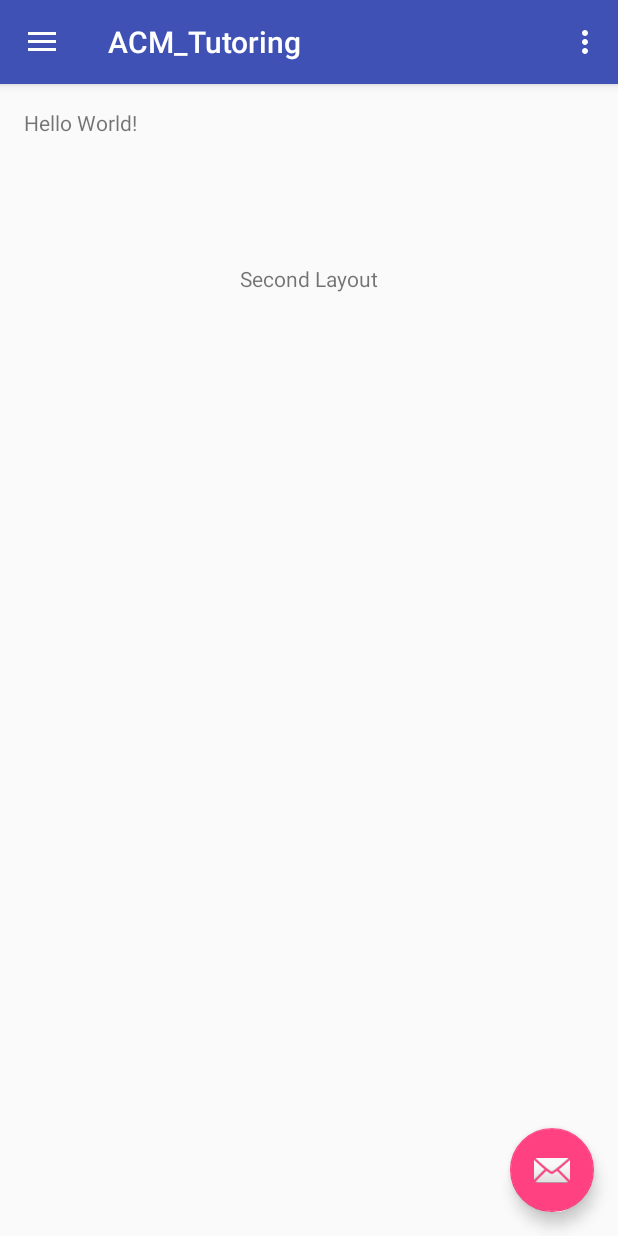
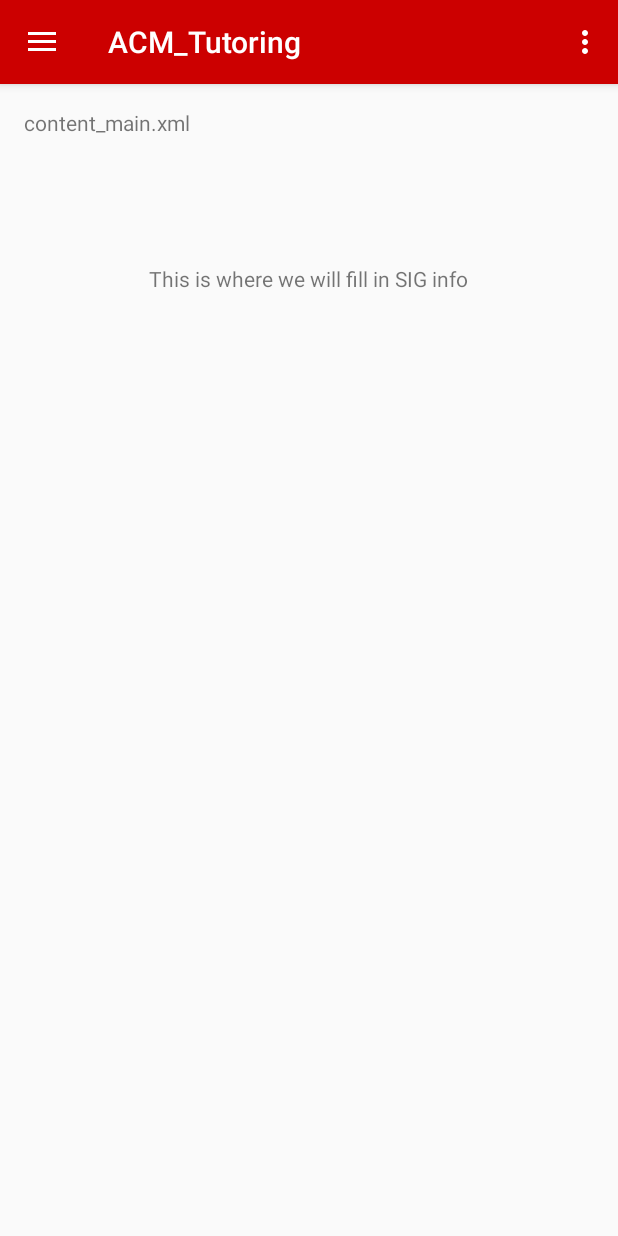
Before and after one commit to amm87/ACMapp, an Android app: the fragment Sigs placed in its activity, on a phone screen of 412 x 824 dp. Run offline under Robolectric (Android 15) with nearby library versions, the phone set to English and light mode, and no system bars.

Commit message:
Changed some stuff so prettier

```diff
--- a/app/src/main/res/layout/app_bar_main.xml
+++ b/app/src/main/res/layout/app_bar_main.xml
@@ -16,19 +16,11 @@
             android:id="@+id/toolbar"
             android:layout_width="match_parent"
             android:layout_height="?attr/actionBarSize"
-            android:background="?attr/colorPrimary"
+            android:background="@android:color/holo_red_dark"
             app:popupTheme="@style/AppTheme.PopupOverlay" />
 
     </android.support.design.widget.AppBarLayout>
 
     <include layout="@layout/content_main" />
 
-    <android.support.design.widget.FloatingActionButton
-        android:id="@+id/fab"
-        android:layout_width="wrap_content"
-        android:layout_height="wrap_content"
-        android:layout_gravity="bottom|end"
-        android:layout_margin="@dimen/fab_margin"
-        app:srcCompat="@android:drawable/ic_dialog_email" />
-
 </android.support.design.widget.CoordinatorLayout>
--- a/app/src/main/res/layout/content_main.xml
+++ b/app/src/main/res/layout/content_main.xml
@@ -25,5 +25,5 @@
     <TextView
         android:layout_width="wrap_content"
         android:layout_height="wrap_content"
-        android:text="Hello World!" />
+        android:text="content_main.xml" />
 </RelativeLayout>
--- a/app/src/main/res/layout/sigs_layout.xml
+++ b/app/src/main/res/layout/sigs_layout.xml
@@ -3,7 +3,7 @@
     android:layout_width="match_parent" android:layout_height="match_parent">
 
     <TextView
-        android:text="Second Layout"
+        android:text="This is where we will fill in SIG info"
         android:layout_width="wrap_content"
         android:layout_height="wrap_content"
         android:layout_alignParentTop="true"
--- a/app/src/main/res/layout/tutoring_layout.xml
+++ b/app/src/main/res/layout/tutoring_layout.xml
@@ -3,7 +3,7 @@
     android:layout_width="match_parent" android:layout_height="match_parent">
 
     <TextView
-        android:text="First Layout"
+        android:text="Tutoring"
         android:layout_width="wrap_content"
         android:layout_height="wrap_content"
         android:layout_alignParentTop="true"
--- a/app/src/main/res/menu/activity_main_drawer.xml
+++ b/app/src/main/res/menu/activity_main_drawer.xml
@@ -4,28 +4,25 @@
     <group android:checkableBehavior="single">
         <item
             android:id="@+id/nav_first_layout"
-            android:icon="@drawable/ic_menu_camera"
-            android:title="First Layout" />
+            android:icon="@drawable/njit_acm_logo"
+            android:title="Tutoring" />
         <item
             android:id="@+id/nav_second_layout"
             android:icon="@drawable/ic_menu_gallery"
-            android:title="Second Layout" />
+            android:title="SIGS" />
         <item
             android:id="@+id/nav_third_layout"
             android:icon="@drawable/ic_menu_slideshow"
-            android:title="Third Layout" />
+            android:title="activity_main" />
     </group>
 
-    <item android:title="Communicate">
+    <item android:title="Contact us">
         <menu>
-            <item
-                android:id="@+id/nav_share"
-                android:icon="@drawable/ic_menu_share"
-                android:title="Share" />
             <item
                 android:id="@+id/nav_send"
                 android:icon="@drawable/ic_menu_send"
                 android:title="Send" />
+
         </menu>
     </item>
 
```
Also changed, not shown: app/src/main/java/com/acm/njit/acm_tutoring/MainActivity.java (+6 -16 lines), app/src/main/res/layout/nav_header_main.xml (+4 -5 lines).
